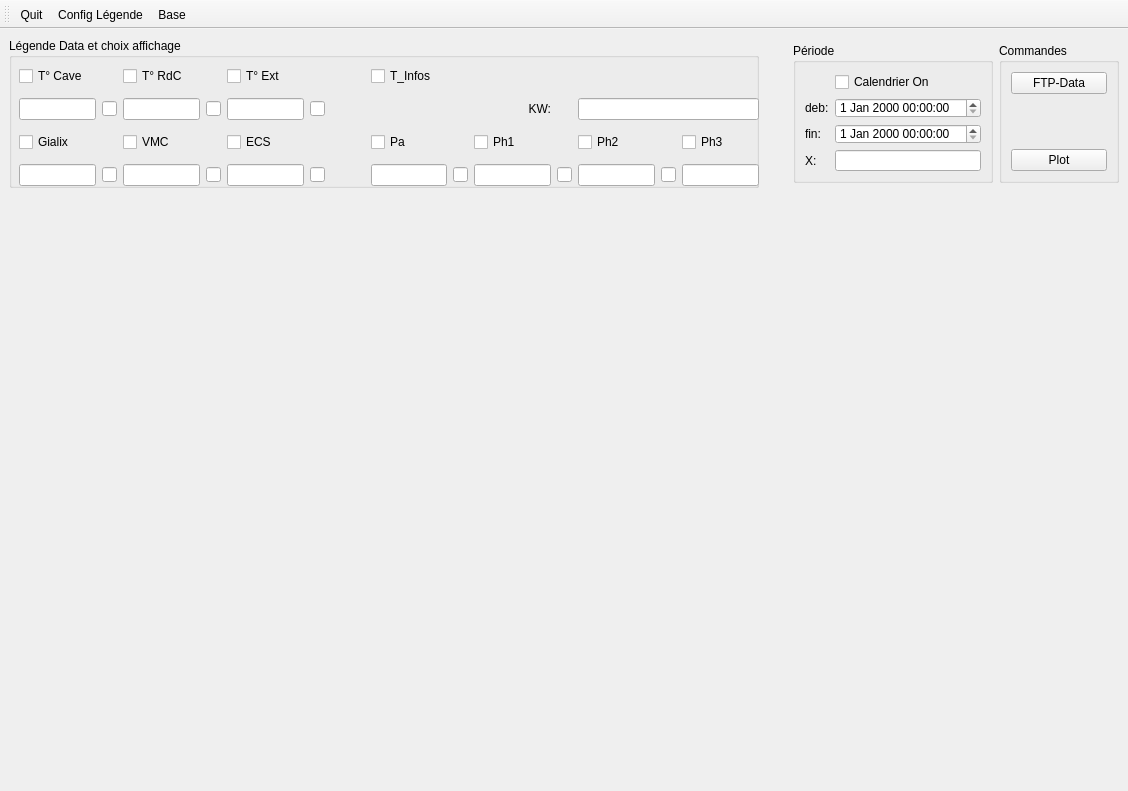
jmgagniere/WesLC, file new_ui/UI_mainWindow.ui: the form before one commit.
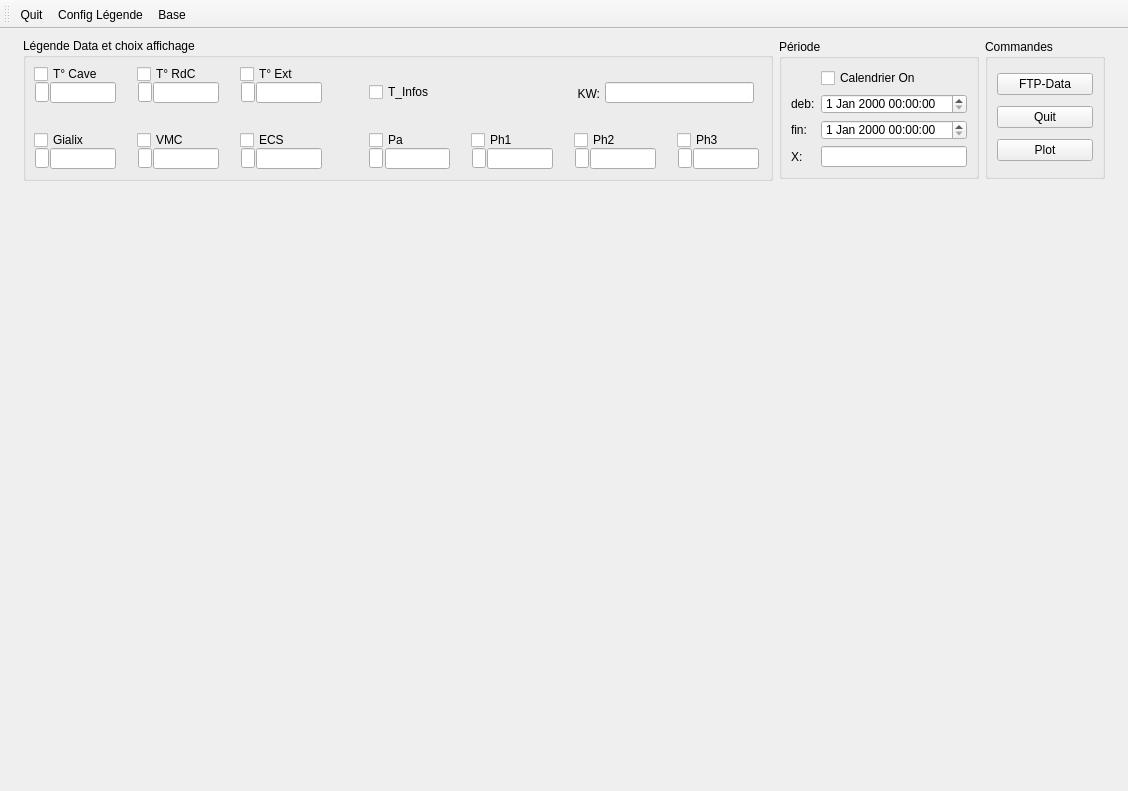
The form after the commit.

Patch:
```diff
--- a/new_ui/UI_mainWindow.ui
+++ b/new_ui/UI_mainWindow.ui
@@ -17,7 +17,587 @@
    <layout class="QGridLayout" name="gridLayout_4">
     <item row="0" column="0">
      <layout class="QGridLayout" name="main_gridLayout">
-      <item row="0" column="3">
+      <item row="0" column="0">
+       <widget class="QGroupBox" name="groupBox">
+        <property name="sizePolicy">
+         <sizepolicy hsizetype="Minimum" vsizetype="Minimum">
+          <horstretch>0</horstretch>
+          <verstretch>0</verstretch>
+         </sizepolicy>
+        </property>
+        <property name="minimumSize">
+         <size>
+          <width>750</width>
+          <height>143</height>
+         </size>
+        </property>
+        <property name="maximumSize">
+         <size>
+          <width>750</width>
+          <height>143</height>
+         </size>
+        </property>
+        <property name="title">
+         <string>Légende Data et choix affichage</string>
+        </property>
+        <widget class="QCheckBox" name="cb_1w3">
+         <property name="geometry">
+          <rect>
+           <x>217</x>
+           <y>26</y>
+           <width>62</width>
+           <height>20</height>
+          </rect>
+         </property>
+         <property name="text">
+          <string>T° Ext</string>
+         </property>
+        </widget>
+        <widget class="QCheckBox" name="cb_pa">
+         <property name="geometry">
+          <rect>
+           <x>346</x>
+           <y>92</y>
+           <width>40</width>
+           <height>20</height>
+          </rect>
+         </property>
+         <property name="text">
+          <string>Pa</string>
+         </property>
+        </widget>
+        <widget class="QLineEdit" name="le_val_ph3">
+         <property name="geometry">
+          <rect>
+           <x>670</x>
+           <y>110</y>
+           <width>66</width>
+           <height>21</height>
+          </rect>
+         </property>
+         <property name="readOnly">
+          <bool>true</bool>
+         </property>
+        </widget>
+        <widget class="QLineEdit" name="le_val_1w1">
+         <property name="geometry">
+          <rect>
+           <x>27</x>
+           <y>44</y>
+           <width>66</width>
+           <height>21</height>
+          </rect>
+         </property>
+         <property name="readOnly">
+          <bool>true</bool>
+         </property>
+        </widget>
+        <widget class="QLineEdit" name="le_val_pa">
+         <property name="geometry">
+          <rect>
+           <x>362</x>
+           <y>110</y>
+           <width>65</width>
+           <height>21</height>
+          </rect>
+         </property>
+         <property name="readOnly">
+          <bool>true</bool>
+         </property>
+        </widget>
+        <widget class="QCheckBox" name="cb_ph1">
+         <property name="geometry">
+          <rect>
+           <x>448</x>
+           <y>92</y>
+           <width>47</width>
+           <height>20</height>
+          </rect>
+         </property>
+         <property name="text">
+          <string>Ph1</string>
+         </property>
+        </widget>
+        <widget class="QCheckBox" name="cb_pince1">
+         <property name="geometry">
+          <rect>
+           <x>114</x>
+           <y>92</y>
+           <width>55</width>
+           <height>20</height>
+          </rect>
+         </property>
+         <property name="text">
+          <string>VMC</string>
+         </property>
+        </widget>
+        <widget class="QLineEdit" name="le_conso">
+         <property name="geometry">
+          <rect>
+           <x>582</x>
+           <y>44</y>
+           <width>149</width>
+           <height>21</height>
+          </rect>
+         </property>
+         <property name="readOnly">
+          <bool>true</bool>
+         </property>
+        </widget>
+        <widget class="QLineEdit" name="le_pulse1">
+         <property name="geometry">
+          <rect>
+           <x>12</x>
+           <y>110</y>
+           <width>14</width>
+           <height>20</height>
+          </rect>
+         </property>
+         <property name="sizePolicy">
+          <sizepolicy hsizetype="Fixed" vsizetype="Fixed">
+           <horstretch>0</horstretch>
+           <verstretch>0</verstretch>
+          </sizepolicy>
+         </property>
+         <property name="maximumSize">
+          <size>
+           <width>14</width>
+           <height>20</height>
+          </size>
+         </property>
+         <property name="readOnly">
+          <bool>true</bool>
+         </property>
+        </widget>
+        <widget class="QLineEdit" name="le_val_ph1">
+         <property name="geometry">
+          <rect>
+           <x>464</x>
+           <y>110</y>
+           <width>66</width>
+           <height>21</height>
+          </rect>
+         </property>
+         <property name="readOnly">
+          <bool>true</bool>
+         </property>
+        </widget>
+        <widget class="QLineEdit" name="le_val_ph2">
+         <property name="geometry">
+          <rect>
+           <x>567</x>
+           <y>110</y>
+           <width>66</width>
+           <height>21</height>
+          </rect>
+         </property>
+         <property name="readOnly">
+          <bool>true</bool>
+         </property>
+        </widget>
+        <widget class="QCheckBox" name="cb_ph3">
+         <property name="geometry">
+          <rect>
+           <x>654</x>
+           <y>92</y>
+           <width>49</width>
+           <height>20</height>
+          </rect>
+         </property>
+         <property name="text">
+          <string>Ph3</string>
+         </property>
+        </widget>
+        <widget class="QCheckBox" name="cb_ph2">
+         <property name="geometry">
+          <rect>
+           <x>551</x>
+           <y>92</y>
+           <width>49</width>
+           <height>20</height>
+          </rect>
+         </property>
+         <property name="text">
+          <string>Ph2</string>
+         </property>
+        </widget>
+        <widget class="QLabel" name="label_2">
+         <property name="geometry">
+          <rect>
+           <x>552</x>
+           <y>48</y>
+           <width>25</width>
+           <height>16</height>
+          </rect>
+         </property>
+         <property name="text">
+          <string>KW:</string>
+         </property>
+         <property name="alignment">
+          <set>Qt::AlignmentFlag::AlignRight|Qt::AlignmentFlag::AlignTrailing|Qt::AlignmentFlag::AlignVCenter</set>
+         </property>
+        </widget>
+        <widget class="QCheckBox" name="cb_pulse1">
+         <property name="geometry">
+          <rect>
+           <x>11</x>
+           <y>92</y>
+           <width>58</width>
+           <height>20</height>
+          </rect>
+         </property>
+         <property name="text">
+          <string>Gialix</string>
+         </property>
+        </widget>
+        <widget class="QLineEdit" name="le_val_1w3">
+         <property name="geometry">
+          <rect>
+           <x>233</x>
+           <y>44</y>
+           <width>66</width>
+           <height>21</height>
+          </rect>
+         </property>
+         <property name="text">
+          <string/>
+         </property>
+         <property name="readOnly">
+          <bool>true</bool>
+         </property>
+        </widget>
+        <widget class="QLineEdit" name="le_val_pulse1">
+         <property name="geometry">
+          <rect>
+           <x>27</x>
+           <y>110</y>
+           <width>66</width>
+           <height>21</height>
+          </rect>
+         </property>
+         <property name="readOnly">
+          <bool>true</bool>
+         </property>
+        </widget>
+        <widget class="QLineEdit" name="le_pince1">
+         <property name="geometry">
+          <rect>
+           <x>115</x>
+           <y>110</y>
+           <width>14</width>
+           <height>20</height>
+          </rect>
+         </property>
+         <property name="sizePolicy">
+          <sizepolicy hsizetype="Fixed" vsizetype="Fixed">
+           <horstretch>0</horstretch>
+           <verstretch>0</verstretch>
+          </sizepolicy>
+         </property>
+         <property name="maximumSize">
+          <size>
+           <width>14</width>
+           <height>20</height>
+          </size>
+         </property>
+         <property name="readOnly">
+          <bool>true</bool>
+         </property>
+        </widget>
+        <widget class="QLineEdit" name="le_ph1">
+         <property name="geometry">
+          <rect>
+           <x>449</x>
+           <y>110</y>
+           <width>14</width>
+           <height>20</height>
+          </rect>
+         </property>
+         <property name="sizePolicy">
+          <sizepolicy hsizetype="Fixed" vsizetype="Fixed">
+           <horstretch>0</horstretch>
+           <verstretch>0</verstretch>
+          </sizepolicy>
+         </property>
+         <property name="maximumSize">
+          <size>
+           <width>14</width>
+           <height>20</height>
+          </size>
+         </property>
+         <property name="readOnly">
+          <bool>true</bool>
+         </property>
+        </widget>
+        <widget class="QLineEdit" name="le_1w2">
+         <property name="geometry">
+          <rect>
+           <x>115</x>
+           <y>44</y>
+           <width>14</width>
+           <height>20</height>
+          </rect>
+         </property>
+         <property name="sizePolicy">
+          <sizepolicy hsizetype="Fixed" vsizetype="Fixed">
+           <horstretch>0</horstretch>
+           <verstretch>0</verstretch>
+          </sizepolicy>
+         </property>
+         <property name="maximumSize">
+          <size>
+           <width>14</width>
+           <height>20</height>
+          </size>
+         </property>
+         <property name="readOnly">
+          <bool>true</bool>
+         </property>
+        </widget>
+        <widget class="QLineEdit" name="le_val_1w2">
+         <property name="geometry">
+          <rect>
+           <x>130</x>
+           <y>44</y>
+           <width>66</width>
+           <height>21</height>
+          </rect>
+         </property>
+         <property name="readOnly">
+          <bool>true</bool>
+         </property>
+        </widget>
+        <widget class="QLineEdit" name="le_1w3">
+         <property name="geometry">
+          <rect>
+           <x>218</x>
+           <y>44</y>
+           <width>14</width>
+           <height>20</height>
+          </rect>
+         </property>
+         <property name="sizePolicy">
+          <sizepolicy hsizetype="Fixed" vsizetype="Fixed">
+           <horstretch>0</horstretch>
+           <verstretch>0</verstretch>
+          </sizepolicy>
+         </property>
+         <property name="maximumSize">
+          <size>
+           <width>14</width>
+           <height>20</height>
+          </size>
+         </property>
+         <property name="readOnly">
+          <bool>true</bool>
+         </property>
+        </widget>
+        <widget class="QLineEdit" name="le_1w1">
+         <property name="geometry">
+          <rect>
+           <x>12</x>
+           <y>44</y>
+           <width>14</width>
+           <height>20</height>
+          </rect>
+         </property>
+         <property name="sizePolicy">
+          <sizepolicy hsizetype="Fixed" vsizetype="Fixed">
+           <horstretch>0</horstretch>
+           <verstretch>0</verstretch>
+          </sizepolicy>
+         </property>
+         <property name="maximumSize">
+          <size>
+           <width>14</width>
+           <height>20</height>
+          </size>
+         </property>
+         <property name="readOnly">
+          <bool>true</bool>
+         </property>
+        </widget>
+        <widget class="QLineEdit" name="le_ph3">
+         <property name="geometry">
+          <rect>
+           <x>655</x>
+           <y>110</y>
+           <width>14</width>
+           <height>20</height>
+          </rect>
+         </property>
+         <property name="sizePolicy">
+          <sizepolicy hsizetype="Fixed" vsizetype="Fixed">
+           <horstretch>0</horstretch>
+           <verstretch>0</verstretch>
+          </sizepolicy>
+         </property>
+         <property name="maximumSize">
+          <size>
+           <width>14</width>
+           <height>20</height>
+          </size>
+         </property>
+         <property name="readOnly">
+          <bool>true</bool>
+         </property>
+        </widget>
+        <widget class="QLineEdit" name="le_pince2">
+         <property name="geometry">
+          <rect>
+           <x>218</x>
+           <y>110</y>
+           <width>14</width>
+           <height>20</height>
+          </rect>
+         </property>
+         <property name="sizePolicy">
+          <sizepolicy hsizetype="Fixed" vsizetype="Fixed">
+           <horstretch>0</horstretch>
+           <verstretch>0</verstretch>
+          </sizepolicy>
+         </property>
+         <property name="maximumSize">
+          <size>
+           <width>14</width>
+           <height>20</height>
+          </size>
+         </property>
+         <property name="readOnly">
+          <bool>true</bool>
+         </property>
+        </widget>
+        <widget class="QLineEdit" name="le_val_pince1">
+         <property name="geometry">
+          <rect>
+           <x>130</x>
+           <y>110</y>
+           <width>66</width>
+           <height>21</height>
+          </rect>
+         </property>
+         <property name="readOnly">
+          <bool>true</bool>
+         </property>
+        </widget>
+        <widget class="QCheckBox" name="cb_pince2">
+         <property name="geometry">
+          <rect>
+           <x>217</x>
+           <y>92</y>
+           <width>51</width>
+           <height>20</height>
+          </rect>
+         </property>
+         <property name="text">
+          <string>ECS</string>
+         </property>
+        </widget>
+        <widget class="QLineEdit" name="le_ph2">
+         <property name="geometry">
+          <rect>
+           <x>552</x>
+           <y>110</y>
+           <width>14</width>
+           <height>20</height>
+          </rect>
+         </property>
+         <property name="sizePolicy">
+          <sizepolicy hsizetype="Fixed" vsizetype="Fixed">
+           <horstretch>0</horstretch>
+           <verstretch>0</verstretch>
+          </sizepolicy>
+         </property>
+         <property name="maximumSize">
+          <size>
+           <width>14</width>
+           <height>20</height>
+          </size>
+         </property>
+         <property name="readOnly">
+          <bool>true</bool>
+         </property>
+        </widget>
+        <widget class="QLineEdit" name="le_val_pince2">
+         <property name="geometry">
+          <rect>
+           <x>233</x>
+           <y>110</y>
+           <width>66</width>
+           <height>21</height>
+          </rect>
+         </property>
+         <property name="readOnly">
+          <bool>true</bool>
+         </property>
+        </widget>
+        <widget class="QCheckBox" name="cb_base">
+         <property name="geometry">
+          <rect>
+           <x>346</x>
+           <y>44</y>
+           <width>70</width>
+           <height>20</height>
+          </rect>
+         </property>
+         <property name="text">
+          <string>T_Infos</string>
+         </property>
+        </widget>
+        <widget class="QCheckBox" name="cb_1w2">
+         <property name="geometry">
+          <rect>
+           <x>114</x>
+           <y>26</y>
+           <width>69</width>
+           <height>20</height>
+          </rect>
+         </property>
+         <property name="text">
+          <string>T° RdC</string>
+         </property>
+        </widget>
+        <widget class="QLineEdit" name="le_pa">
+         <property name="geometry">
+          <rect>
+           <x>346</x>
+           <y>110</y>
+           <width>14</width>
+           <height>20</height>
+          </rect>
+         </property>
+         <property name="sizePolicy">
+          <sizepolicy hsizetype="Fixed" vsizetype="Fixed">
+           <horstretch>0</horstretch>
+           <verstretch>0</verstretch>
+          </sizepolicy>
+         </property>
+         <property name="maximumSize">
+          <size>
+           <width>14</width>
+           <height>20</height>
+          </size>
+         </property>
+         <property name="readOnly">
+          <bool>true</bool>
+         </property>
+        </widget>
+        <widget class="QCheckBox" name="cb_1w1">
+         <property name="geometry">
+          <rect>
+           <x>11</x>
+           <y>26</y>
+           <width>73</width>
+           <height>20</height>
+          </rect>
+         </property>
+         <property name="text">
+          <string>T° Cave</string>
+         </property>
+        </widget>
+       </widget>
+      </item>
+      <item row="0" column="2">
        <widget class="QGroupBox" name="groupBox_3">
         <property name="sizePolicy">
          <sizepolicy hsizetype="Minimum" vsizetype="Minimum">
@@ -49,17 +629,11 @@
           </widget>
          </item>
          <item>
-          <spacer name="verticalSpacer">
-           <property name="orientation">
-            <enum>Qt::Orientation::Vertical</enum>
+          <widget class="QPushButton" name="btn_quit">
+           <property name="text">
+            <string>Quit</string>
            </property>
-           <property name="sizeHint" stdset="0">
-            <size>
-             <width>20</width>
-             <height>40</height>
-            </size>
-           </property>
-          </spacer>
+          </widget>
          </item>
          <item>
           <widget class="QPushButton" name="btn_plot">
@@ -71,430 +645,7 @@
         </layout>
        </widget>
       </item>
-      <item row="0" column="0">
-       <widget class="QGroupBox" name="groupBox">
-        <property name="sizePolicy">
-         <sizepolicy hsizetype="Minimum" vsizetype="Minimum">
-          <horstretch>0</horstretch>
-          <verstretch>0</verstretch>
-         </sizepolicy>
-        </property>
-        <property name="minimumSize">
-         <size>
-          <width>750</width>
-          <height>150</height>
-         </size>
-        </property>
-        <property name="maximumSize">
-         <size>
-          <width>750</width>
-          <height>150</height>
-         </size>
-        </property>
-        <property name="title">
-         <string>Légende Data et choix affichage</string>
-        </property>
-        <widget class="QWidget" name="layoutWidget">
-         <property name="geometry">
-          <rect>
-           <x>10</x>
-           <y>22</y>
-           <width>761</width>
-           <height>132</height>
-          </rect>
-         </property>
-         <layout class="QGridLayout" name="gridLayout">
-          <item row="1" column="5">
-           <widget class="QLineEdit" name="le_val_1w3">
-            <property name="text">
-             <string/>
-            </property>
-            <property name="readOnly">
-             <bool>true</bool>
-            </property>
-           </widget>
-          </item>
-          <item row="3" column="5">
-           <widget class="QLineEdit" name="le_val_pince2">
-            <property name="readOnly">
-             <bool>true</bool>
-            </property>
-           </widget>
-          </item>
-          <item row="3" column="0">
-           <widget class="QLineEdit" name="le_val_pulse1">
-            <property name="readOnly">
-             <bool>true</bool>
-            </property>
-           </widget>
-          </item>
-          <item row="2" column="3">
-           <widget class="QCheckBox" name="cb_pince1">
-            <property name="text">
-             <string>VMC</string>
-            </property>
-           </widget>
-          </item>
-          <item row="3" column="3">
-           <widget class="QLineEdit" name="le_val_pince1">
-            <property name="readOnly">
-             <bool>true</bool>
-            </property>
-           </widget>
-          </item>
-          <item row="3" column="4">
-           <widget class="QLineEdit" name="le_pince1">
-            <property name="sizePolicy">
-             <sizepolicy hsizetype="Fixed" vsizetype="Fixed">
-              <horstretch>0</horstretch>
-              <verstretch>0</verstretch>
-             </sizepolicy>
-            </property>
-            <property name="maximumSize">
-             <size>
-              <width>15</width>
-              <height>15</height>
-             </size>
-            </property>
-            <property name="readOnly">
-             <bool>true</bool>
-            </property>
-           </widget>
-          </item>
-          <item row="3" column="15">
-           <widget class="QLineEdit" name="le_ph3">
-            <property name="sizePolicy">
-             <sizepolicy hsizetype="Fixed" vsizetype="Fixed">
-              <horstretch>0</horstretch>
-              <verstretch>0</verstretch>
-             </sizepolicy>
-            </property>
-            <property name="maximumSize">
-             <size>
-              <width>15</width>
-              <height>15</height>
-             </size>
-            </property>
-            <property name="readOnly">
-             <bool>true</bool>
-            </property>
-           </widget>
-          </item>
-          <item row="2" column="5">
-           <widget class="QCheckBox" name="cb_pince2">
-            <property name="text">
-             <string>ECS</string>
-            </property>
-           </widget>
-          </item>
-          <item row="2" column="14">
-           <widget class="QCheckBox" name="cb_ph3">
-            <property name="text">
-             <string>Ph3</string>
-            </property>
-           </widget>
-          </item>
-          <item row="1" column="4">
-           <widget class="QLineEdit" name="le_1w2">
-            <property name="sizePolicy">
-             <sizepolicy hsizetype="Fixed" vsizetype="Fixed">
-              <horstretch>0</horstretch>
-              <verstretch>0</verstretch>
-             </sizepolicy>
-            </property>
-            <property name="maximumSize">
-             <size>
-              <width>15</width>
-              <height>15</height>
-             </size>
-            </property>
-            <property name="readOnly">
-             <bool>true</bool>
-            </property>
-           </widget>
-          </item>
-          <item row="1" column="10">
-           <widget class="QLabel" name="label_2">
-            <property name="text">
-             <string>KW:</string>
-            </property>
-            <property name="alignment">
-             <set>Qt::AlignmentFlag::AlignRight|Qt::AlignmentFlag::AlignTrailing|Qt::AlignmentFlag::AlignVCenter</set>
-            </property>
-           </widget>
-          </item>
-          <item row="3" column="11">
-           <widget class="QLineEdit" name="le_ph1">
-            <property name="sizePolicy">
-             <sizepolicy hsizetype="Fixed" vsizetype="Fixed">
-              <horstretch>0</horstretch>
-              <verstretch>0</verstretch>
-             </sizepolicy>
-            </property>
-            <property name="maximumSize">
-             <size>
-              <width>15</width>
-              <height>15</height>
-             </size>
-            </property>
-            <property name="readOnly">
-             <bool>true</bool>
-            </property>
-           </widget>
-          </item>
-          <item row="2" column="0">
-           <widget class="QCheckBox" name="cb_pulse1">
-            <property name="text">
-             <string>Gialix</string>
-            </property>
-           </widget>
-          </item>
-          <item row="2" column="12">
-           <widget class="QCheckBox" name="cb_ph2">
-            <property name="text">
-             <string>Ph2</string>
-            </property>
-           </widget>
-          </item>
-          <item row="2" column="8">
-           <widget class="QCheckBox" name="cb_pa">
-            <property name="text">
-             <string>Pa</string>
-            </property>
-           </widget>
-          </item>
-          <item row="0" column="8">
-           <widget class="QCheckBox" name="cb_base">
-            <property name="text">
-             <string>T_Infos</string>
-            </property>
-           </widget>
-          </item>
-          <item row="0" column="5">
-           <widget class="QCheckBox" name="cb_1w3">
-            <property name="text">
-             <string>T° Ext</string>
-            </property>
-           </widget>
-          </item>
-          <item row="3" column="14">
-           <widget class="QLineEdit" name="le_val_ph3">
-            <property name="readOnly">
-             <bool>true</bool>
-            </property>
-           </widget>
-          </item>
-          <item row="3" column="7">
-           <spacer name="horizontalSpacer">
-            <property name="orientation">
-             <enum>Qt::Orientation::Horizontal</enum>
-            </property>
-            <property name="sizeType">
-             <enum>QSizePolicy::Policy::Fixed</enum>
-            </property>
-            <property name="sizeHint" stdset="0">
-             <size>
-              <width>40</width>
-              <height>20</height>
-             </size>
-            </property>
-           </spacer>
-          </item>
-          <item row="0" column="3">
-           <widget class="QCheckBox" name="cb_1w2">
-            <property name="text">
-             <string>T° RdC</string>
-            </property>
-           </widget>
-          </item>
-          <item row="1" column="1">
-           <widget class="QLineEdit" name="le_1w1">
-            <property name="sizePolicy">
-             <sizepolicy hsizetype="Fixed" vsizetype="Fixed">
-              <horstretch>0</horstretch>
-              <verstretch>0</verstretch>
-             </sizepolicy>
-            </property>
-            <property name="maximumSize">
-             <size>
-              <width>15</width>
-              <height>15</height>
-             </size>
-            </property>
-            <property name="readOnly">
-             <bool>true</bool>
-            </property>
-           </widget>
-          </item>
-          <item row="3" column="13">
-           <widget class="QLineEdit" name="le_ph2">
-            <property name="sizePolicy">
-             <sizepolicy hsizetype="Fixed" vsizetype="Fixed">
-              <horstretch>0</horstretch>
-              <verstretch>0</verstretch>
-             </sizepolicy>
-            </property>
-            <property name="maximumSize">
-             <size>
-              <width>15</width>
-              <height>15</height>
-             </size>
-            </property>
-            <property name="readOnly">
-             <bool>true</bool>
-            </property>
-           </widget>
-          </item>
-          <item row="1" column="0">
-           <widget class="QLineEdit" name="le_val_1w1">
-            <property name="readOnly">
-             <bool>true</bool>
-            </property>
-           </widget>
-          </item>
-          <item row="1" column="12" colspan="3">
-           <widget class="QLineEdit" name="le_conso">
-            <property name="readOnly">
-             <bool>true</bool>
-            </property>
-           </widget>
-          </item>
-          <item row="1" column="6">
-           <widget class="QLineEdit" name="le_1w3">
-            <property name="sizePolicy">
-             <sizepolicy hsizetype="Fixed" vsizetype="Fixed">
-              <horstretch>0</horstretch>
-              <verstretch>0</verstretch>
-             </sizepolicy>
-            </property>
-            <property name="maximumSize">
-             <size>
-              <width>15</width>
-              <height>15</height>
-             </size>
-            </property>
-            <property name="readOnly">
-             <bool>true</bool>
-            </property>
-           </widget>
-          </item>
-          <item row="2" column="10">
-           <widget class="QCheckBox" name="cb_ph1">
-            <property name="text">
-             <string>Ph1</string>
-            </property>
-           </widget>
-          </item>
-          <item row="3" column="12">
-           <widget class="QLineEdit" name="le_val_ph2">
-            <property name="readOnly">
-             <bool>true</bool>
-            </property>
-           </widget>
-          </item>
-          <item row="3" column="10">
-           <widget class="QLineEdit" name="le_val_ph1">
-            <property name="readOnly">
-             <bool>true</bool>
-            </property>
-           </widget>
-          </item>
-          <item row="3" column="8">
-           <widget class="QLineEdit" name="le_val_pa">
-            <property name="readOnly">
-             <bool>true</bool>
-            </property>
-           </widget>
-          </item>
-          <item row="3" column="9">
-           <widget class="QLineEdit" name="le_pa">
-            <property name="sizePolicy">
-             <sizepolicy hsizetype="Fixed" vsizetype="Fixed">
-              <horstretch>0</horstretch>
-              <verstretch>0</verstretch>
-             </sizepolicy>
-            </property>
-            <property name="maximumSize">
-             <size>
-              <width>15</width>
-              <height>15</height>
-             </size>
-            </property>
-            <property name="readOnly">
-             <bool>true</bool>
-            </property>
-           </widget>
-          </item>
-          <item row="3" column="1">
-           <widget class="QLineEdit" name="le_pulse1">
-            <property name="sizePolicy">
-             <sizepolicy hsizetype="Fixed" vsizetype="Fixed">
-              <horstretch>0</horstretch>
-              <verstretch>0</verstretch>
-             </sizepolicy>
-            </property>
-            <property name="maximumSize">
-             <size>
-              <width>15</width>
-              <height>15</height>
-             </size>
-            </property>
-            <property name="readOnly">
-             <bool>true</bool>
-            </property>
-           </widget>
-          </item>
-          <item row="0" column="0">
-           <widget class="QCheckBox" name="cb_1w1">
-            <property name="text">
-             <string>T° Cave</string>
-            </property>
-           </widget>
-          </item>
-          <item row="1" column="3">
-           <widget class="QLineEdit" name="le_val_1w2">
-            <property name="readOnly">
-             <bool>true</bool>
-            </property>
-           </widget>
-          </item>
-          <item row="3" column="6">
-           <widget class="QLineEdit" name="le_pince2">
-            <property name="sizePolicy">
-             <sizepolicy hsizetype="Fixed" vsizetype="Fixed">
-              <horstretch>0</horstretch>
-              <verstretch>0</verstretch>
-             </sizepolicy>
-            </property>
-            <property name="maximumSize">
-             <size>
-              <width>15</width>
-              <height>15</height>
-             </size>
-            </property>
-            <property name="readOnly">
-             <bool>true</bool>
-            </property>
-           </widget>
-          </item>
-         </layout>
-        </widget>
-       </widget>
-      </item>
       <item row="0" column="1">
-       <spacer name="horizontalSpacer_2">
-        <property name="orientation">
-         <enum>Qt::Orientation::Horizontal</enum>
-        </property>
-        <property name="sizeHint" stdset="0">
-         <size>
-          <width>40</width>
-          <height>20</height>
-         </size>
-        </property>
-       </spacer>
-      </item>
-      <item row="0" column="2">
        <widget class="QGroupBox" name="groupBox_2">
         <property name="sizePolicy">
          <sizepolicy hsizetype="Minimum" vsizetype="Minimum">
```
